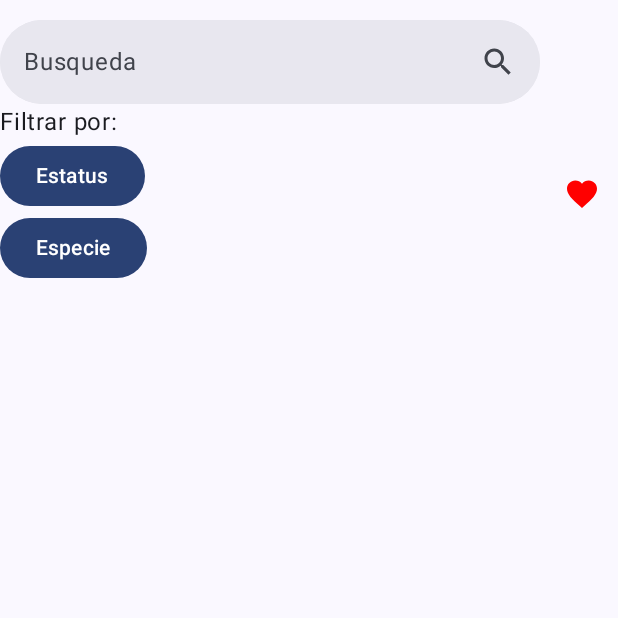
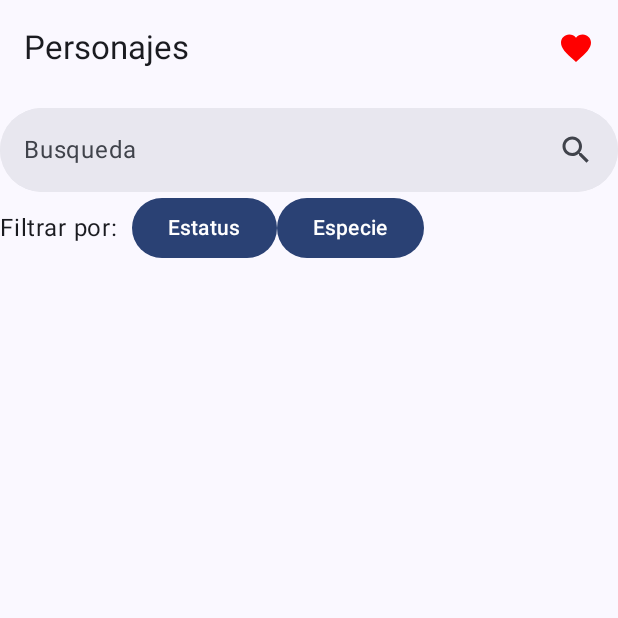
Before and after one commit to sergi-mezz/RickandMortyExcercise, an Android app built with Jetpack Compose: the CharacterListScreen screen opened through its navigation route, on a phone screen of 412 x 824 dp, the top half of it. Run offline under Robolectric (Android 15) with nearby library versions, the phone set to English and light mode, and no system bars; our stand-ins replace Dagger/Hilt's generated code, Room's generated code, paging; libraries missing offline, so code that uses them is left out: androidx.hilt.lifecycle; pictures from the network do not load; 1 statement that could not run was skipped.

```diff
--- a/app/src/main/java/com/mezzyservices/rickmorty/ui/CharacterListScreen.kt
+++ b/app/src/main/java/com/mezzyservices/rickmorty/ui/CharacterListScreen.kt
@@ -5,6 +5,7 @@ import androidx.compose.foundation.layout.Arrangement
 import androidx.compose.foundation.layout.Box
 import androidx.compose.foundation.layout.Column
 import androidx.compose.foundation.layout.Row
+import androidx.compose.foundation.layout.WindowInsets
 import androidx.compose.foundation.layout.fillMaxSize
 import androidx.compose.foundation.layout.fillMaxWidth
 import androidx.compose.foundation.layout.padding
@@ -28,6 +29,7 @@ import androidx.compose.material3.SearchBarDefaults.InputField
 import androidx.compose.material3.SnackbarHost
 import androidx.compose.material3.SnackbarHostState
 import androidx.compose.material3.Text
+import androidx.compose.material3.TopAppBar
 import androidx.compose.material3.pulltorefresh.PullToRefreshBox
 import androidx.compose.runtime.Composable
 import androidx.compose.runtime.LaunchedEffect
@@ -50,6 +52,7 @@ import com.mezzyservices.rickmorty.data.model.Character
 import kotlinx.coroutines.launch
 
 
+@OptIn(ExperimentalMaterial3Api::class)
 @Composable
 fun CharacterListScreen(
     onCardClicked: (Int) -> Unit,
@@ -77,14 +80,16 @@ fun CharacterListScreen(
         Scaffold(
             topBar = {
                 TopAppBar(
-                    modifier = Modifier.padding(top = 5.dp),
-                    query,
-                    onFavouritesClicked,
-                    { query = it },
-                    statusFilterList,
-                    specieFilterList,
-                    { specieFilterSelection = if (it == "Ver todas") "" else it },
-                    { statusFilterSelection = if (it == "Ver todos") "" else it }
+                    title = { Text("Personajes") },
+                    actions = {
+                        IconButton(onClick = { onFavouritesClicked() }) {
+                            Icon(
+                                imageVector = Icons.Sharp.Favorite,
+                                tint = Color.Red,
+                                contentDescription = ""
+                            )
+                        }
+                    }
                 )
             },
             snackbarHost = { SnackbarHost(hostState = snackBarHostState) }
@@ -121,9 +126,21 @@ fun CharacterListScreen(
                         modifier = Modifier
                             .padding(innerPadding)
                             .fillMaxWidth(),
-                        horizontalAlignment = Alignment.CenterHorizontally,
                         state = listState
                     ) {
+
+                        item {
+
+                            TopContent(
+                                query,
+                                { query = it },
+                                statusFilterList,
+                                specieFilterList,
+                                { specieFilterSelection = if (it == "Ver todas") "" else it },
+                                { statusFilterSelection = if (it == "Ver todos") "" else it }
+                            )
+                        }
+
                         if (query.isEmpty() && statusFilterSelection.isEmpty() && specieFilterSelection.isEmpty()) {
                             items(characters.itemCount, characters.itemKey { it.id!! }) { index ->
                                 if (characters[index] != null)
@@ -150,10 +167,8 @@ fun CharacterListScreen(
 
 @OptIn(ExperimentalMaterial3Api::class)
 @Composable
-fun TopAppBar(
-    modifier: Modifier,
+fun TopContent(
     query: String,
-    onFavouritesClicked: () -> Unit,
     onQueryChanged: (String) -> Unit,
     statusFilterList: Set<String>,
     specieFilterList: Set<String>,
@@ -161,15 +176,14 @@ fun TopAppBar(
     onStatusSelected: (String) -> Unit
 ) {
 
-    Column(modifier = modifier) {
+    Column {
         SearchBar(
+            modifier = Modifier.fillMaxWidth(),
             inputField = {
                 InputField(
                     query = query,
                     onQueryChange = { onQueryChanged(it) },
-                    onSearch = {
-
-                    },
+                    onSearch = {},
                     expanded = false,
                     onExpandedChange = { },
                     placeholder = { Text("Busqueda") },
@@ -183,18 +197,11 @@ fun TopAppBar(
             },
             expanded = false,
             onExpandedChange = {},
-        ) {
-
-        }
-
-        Row(
-            modifier = Modifier.fillMaxWidth(),
-            verticalAlignment = Alignment.CenterVertically,
-            horizontalArrangement = Arrangement.SpaceBetween
-        ) {
-            Column {
-                Text("Filtrar por:")
-                Box() {
+            windowInsets = WindowInsets()
+        ) {}
+        Row(verticalAlignment = Alignment.CenterVertically) {
+            Text("Filtrar por:  ")
+            Box {
                 var expanded by remember { mutableStateOf(false) }
                 Button(
                     onClick = { expanded = !expanded }
@@ -216,7 +223,7 @@ fun TopAppBar(
                     }
                 }
             }
-                Box() {
+            Box {
                 var expanded by remember { mutableStateOf(false) }
                 Button(
                     onClick = { expanded = !expanded }
@@ -239,16 +246,8 @@ fun TopAppBar(
                     }
                 }
             }
-
-            }
-            IconButton(onClick = {
-                onFavouritesClicked()
-            }) {
-                Icon(imageVector = Icons.Sharp.Favorite, tint = Color.Red, contentDescription = "")
         }
     }
-    }
-
 }
 
 @Composable
```
Lines whose indentation alone changed are shown as unchanged.
